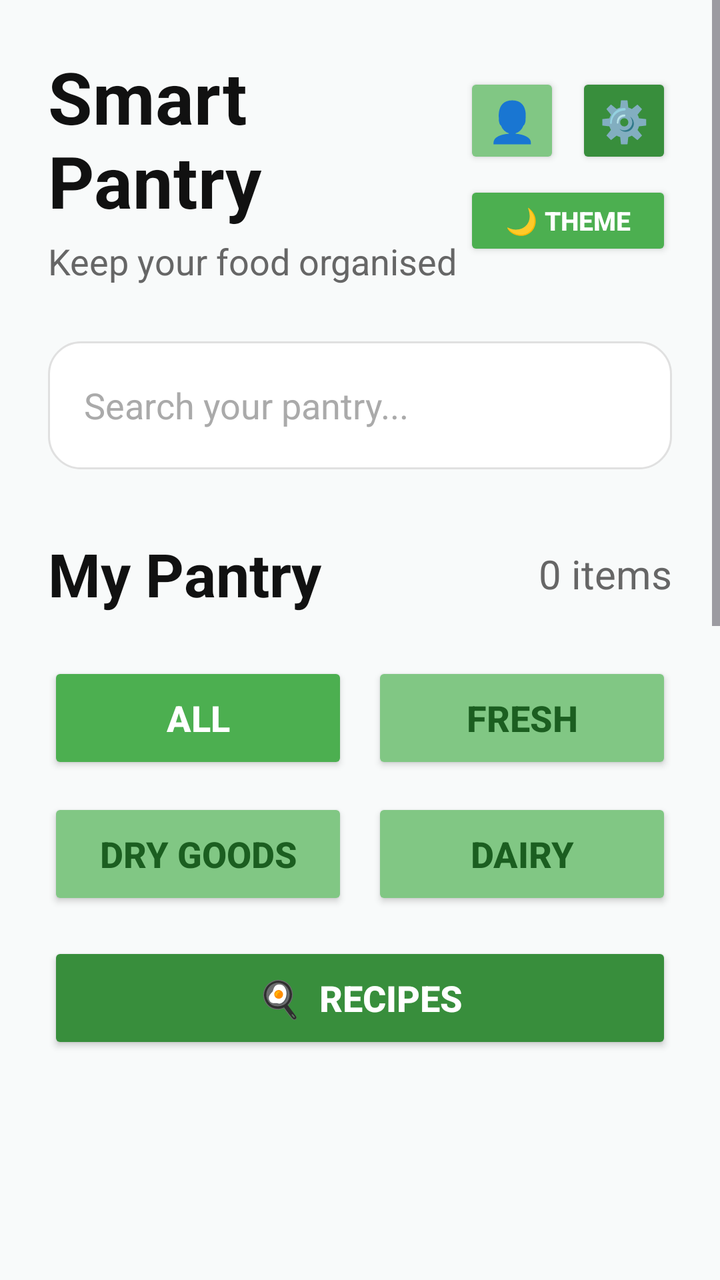
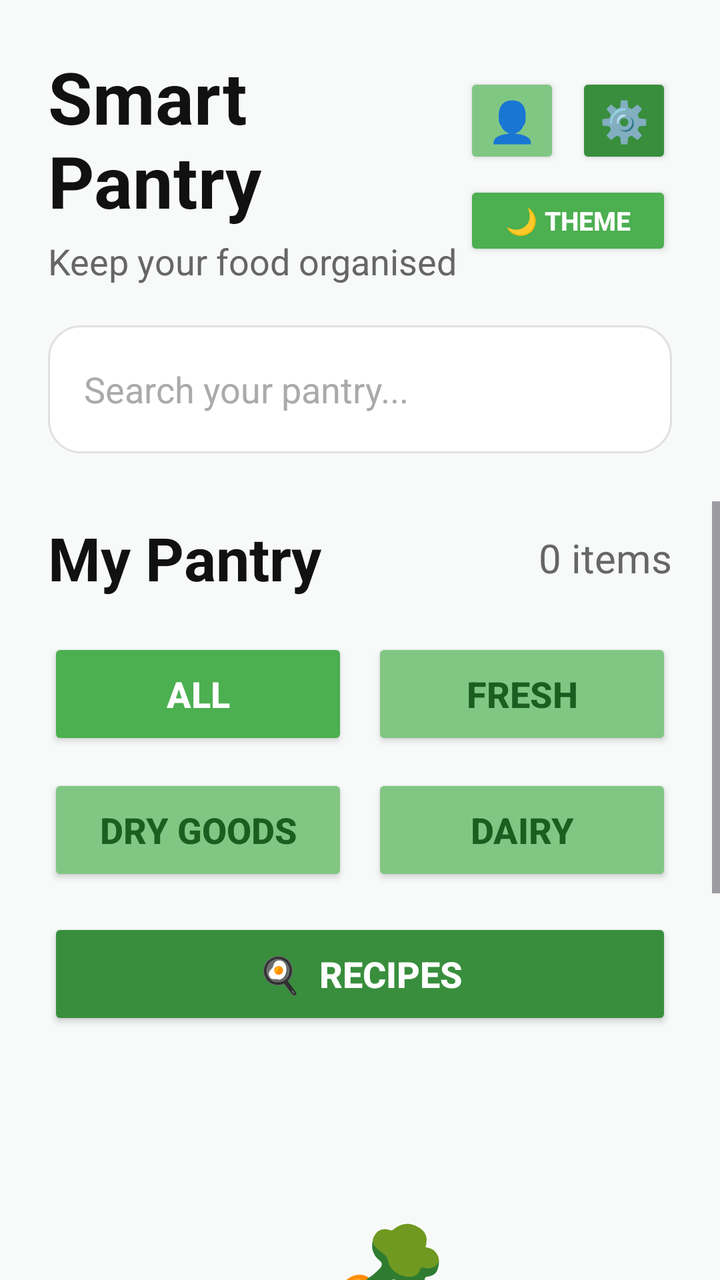

Two renders of the same Android screen: before a commit and after it. Below are the layout's source before the change and the commit's diff.
<!-- AndroidManifest.xml: application theme Theme.SmartPantryManager -->
<!-- res/layout/activity_main.xml -->
<?xml version="1.0" encoding="utf-8"?>
<ScrollView
    xmlns:android="http://schemas.android.com/apk/res/android"
    android:layout_width="match_parent"
    android:layout_height="match_parent"
    android:fillViewport="true"
    android:background="@color/bg_color">

    <LinearLayout
        android:layout_width="match_parent"
        android:layout_height="wrap_content"
        android:orientation="vertical"
        android:padding="24dp"
        android:clipToPadding="false"
        android:paddingBottom="120dp">

        
        <LinearLayout
            android:layout_width="match_parent"
            android:layout_height="wrap_content"
            android:orientation="horizontal"
            android:gravity="center_vertical">

            <LinearLayout
                android:layout_width="0dp"
                android:layout_height="wrap_content"
                android:layout_weight="1"
                android:orientation="vertical">

                <TextView
                    android:layout_width="wrap_content"
                    android:layout_height="wrap_content"
                    android:text="Smart Pantry"
                    android:textColor="@color/text_primary"
                    android:textSize="36sp"
                    android:textStyle="bold" />

                <TextView
                    android:layout_width="wrap_content"
                    android:layout_height="wrap_content"
                    android:layout_marginTop="4dp"
                    android:text="Keep your food organised"
                    android:textColor="@color/text_secondary"
                    android:textSize="18sp" />

            </LinearLayout>

            <LinearLayout
                android:layout_width="wrap_content"
                android:layout_height="wrap_content"
                android:orientation="vertical"
                android:gravity="end">

                
                <LinearLayout
                    android:layout_width="wrap_content"
                    android:layout_height="wrap_content"
                    android:orientation="horizontal">

                    
                    <Button
                        android:id="@+id/btnProfileMain"
                        android:layout_width="48dp"
                        android:layout_height="48dp"
                        android:backgroundTint="@color/accent_green_light"
                        android:text="👤"
                        android:textSize="20sp"
                        android:padding="0dp" />

                    <Space
                        android:layout_width="8dp"
                        android:layout_height="1dp" />

                    
                    <Button
                        android:id="@+id/btnSettingsMain"
                        android:layout_width="48dp"
                        android:layout_height="48dp"
                        android:backgroundTint="@color/primary_green_dark"
                        android:text="⚙️"
                        android:textSize="20sp"
                        android:padding="0dp" />

                </LinearLayout>

                
                <Button
                    android:id="@+id/btnThemeMain"
                    android:layout_width="104dp"
                    android:layout_height="40dp"
                    android:layout_marginTop="6dp"
                    android:backgroundTint="@color/primary_green"
                    android:text="🌙 Theme"
                    android:textColor="#FFFFFF"
                    android:textSize="13sp"
                    android:textStyle="bold"
                    android:padding="0dp" />

            </LinearLayout>

        </LinearLayout>

        
        <EditText
            android:id="@+id/searchPantry"
            android:layout_width="match_parent"
            android:layout_height="64dp"
            android:layout_marginTop="28dp"
            android:background="@drawable/card_background"
            android:hint="Search your pantry..."
            android:padding="18dp"
            android:textColor="@color/text_primary"
            android:textColorHint="@color/text_hint"
            android:textSize="18sp"
            android:singleLine="true" />

        
        <LinearLayout
            android:layout_width="match_parent"
            android:layout_height="wrap_content"
            android:layout_marginTop="32dp"
            android:gravity="center_vertical"
            android:orientation="horizontal">

            <TextView
                android:layout_width="0dp"
                android:layout_height="wrap_content"
                android:layout_weight="1"
                android:text="My Pantry"
                android:textColor="@color/text_primary"
                android:textSize="30sp"
                android:textStyle="bold" />

            <TextView
                android:id="@+id/txtItemCount"
                android:layout_width="wrap_content"
                android:layout_height="wrap_content"
                android:text="0 items"
                android:textColor="@color/text_secondary"
                android:textSize="20sp" />

        </LinearLayout>

        
        <LinearLayout
            android:layout_width="match_parent"
            android:layout_height="wrap_content"
            android:layout_marginTop="24dp"
            android:orientation="horizontal">

            
            <Button
                android:id="@+id/btnAll"
                android:layout_width="0dp"
                android:layout_height="56dp"
                android:layout_weight="1"
                android:backgroundTint="@color/primary_green"
                android:text="All"
                android:textColor="#FFFFFF"
                android:textSize="18sp"
                android:textStyle="bold" />

            <Space
                android:layout_width="12dp"
                android:layout_height="1dp" />

            
            <Button
                android:id="@+id/btnFresh"
                android:layout_width="0dp"
                android:layout_height="56dp"
                android:layout_weight="1"
                android:backgroundTint="@color/accent_green_light"
                android:text="Fresh"
                android:textColor="@color/text_green_dark"
                android:textSize="18sp"
                android:textStyle="bold" />

        </LinearLayout>

        
        <LinearLayout
            android:layout_width="match_parent"
            android:layout_height="wrap_content"
            android:layout_marginTop="12dp"
            android:orientation="horizontal">

            
            <Button
                android:id="@+id/btnDryGoods"
                android:layout_width="0dp"
                android:layout_height="56dp"
                android:layout_weight="1"
                android:backgroundTint="@color/accent_green_light"
                android:text="Dry Goods"
                android:textColor="@color/text_green_dark"
                android:textSize="18sp"
                android:textStyle="bold" />

            <Space
                android:layout_width="12dp"
                android:layout_height="1dp" />

            
            <Button
                android:id="@+id/btnDairy"
                android:layout_width="0dp"
                android:layout_height="56dp"
                android:layout_weight="1"
                android:backgroundTint="@color/accent_green_light"
                android:text="Dairy"
                android:textColor="@color/text_green_dark"
                android:textSize="18sp"
                android:textStyle="bold" />

        </LinearLayout>

        
        <Button
            android:id="@+id/btnRecipes"
            android:layout_width="match_parent"
            android:layout_height="56dp"
            android:layout_marginTop="16dp"
            android:backgroundTint="@color/primary_green_dark"
            android:text="🍳  Recipes"
            android:textColor="#FFFFFF"
            android:textSize="18sp"
            android:textStyle="bold" />

        
        <FrameLayout
            android:id="@+id/ingredientContainer"
            android:layout_width="match_parent"
            android:layout_height="320dp"
            android:layout_marginTop="20dp">

            <androidx.recyclerview.widget.RecyclerView
                android:id="@+id/recyclerViewIngredients"
                android:layout_width="match_parent"
                android:layout_height="match_parent"
                android:nestedScrollingEnabled="true"
                android:overScrollMode="always" />

        </FrameLayout>

        
        <LinearLayout
            android:id="@+id/emptyState"
            android:layout_width="match_parent"
            android:layout_height="wrap_content"
            android:layout_marginTop="80dp"
            android:gravity="center"
            android:orientation="vertical">

            <TextView
                android:layout_width="wrap_content"
                android:layout_height="wrap_content"
                android:text="🥕"
                android:textSize="72sp" />

            <TextView
                android:id="@+id/txtEmptyTitle"
                android:layout_width="wrap_content"
                android:layout_height="wrap_content"
                android:layout_marginTop="20dp"
                android:text="Your pantry is empty"
                android:textColor="@color/text_primary"
                android:textSize="28sp"
                android:textStyle="bold" />

            <TextView
                android:id="@+id/txtEmptyMessage"
                android:layout_width="match_parent"
                android:layout_height="wrap_content"
                android:layout_marginTop="12dp"
                android:gravity="center"
                android:text="Add your first ingredient to start managing your pantry."
                android:textColor="@color/text_secondary"
                android:textSize="19sp" />

        </LinearLayout>

        
        <Button
            android:id="@+id/btnAddIngredient"
            android:layout_width="match_parent"
            android:layout_height="64dp"
            android:layout_marginTop="40dp"
            android:layout_marginBottom="20dp"
            android:backgroundTint="@color/primary_green"
            android:text="+  Add Ingredient"
            android:textColor="#FFFFFF"
            android:textSize="20sp"
            android:textStyle="bold" />

    </LinearLayout>

</ScrollView>
<!-- resources referenced by this layout -->
<resources>
  <color name="accent_green_light">#81C784</color>
  <color name="bg_color">#F8FAFA</color>
  <color name="primary_green">#4CAF50</color>
  <color name="primary_green_dark">#388E3C</color>
  <color name="text_green_dark">#1B5E20</color>
  <color name="text_hint">#AAAAAA</color>
  <color name="text_primary">#111111</color>
  <color name="text_secondary">#666666</color>
  <!-- drawable card_background (drawable) -->
  <?xml version="1.0" encoding="utf-8"?>
  <shape xmlns:android="http://schemas.android.com/apk/res/android"
      android:shape="rectangle">
      <solid android:color="@color/card_bg" />
      <corners android:radius="16dp" />
      <stroke android:width="1dp" android:color="@color/card_stroke" />
  </shape>
  <style name="Theme.SmartPantryManager" parent="Base.Theme.SmartPantryManager" />
  <color name="card_bg">#FFFFFF</color>
  <color name="card_stroke">#E0E0E0</color>
  <style name="Base.Theme.SmartPantryManager" parent="Theme.Material3.DayNight.NoActionBar">
          <item name="colorPrimary">@color/primary_green</item>
          <item name="android:windowBackground">@color/bg_color</item>
          <item name="colorSurface">@color/card_bg</item>
      </style>
</resources>

<!-- the commit's change to res/layout/activity_main.xml (unified diff, before → after) -->
@@ -1,18 +1,18 @@
 <?xml version="1.0" encoding="utf-8"?>
-<ScrollView
+<LinearLayout
     xmlns:android="http://schemas.android.com/apk/res/android"
     android:layout_width="match_parent"
     android:layout_height="match_parent"
-    android:fillViewport="true"
+    android:orientation="vertical"
     android:background="@color/bg_color">
 
+    
     <LinearLayout
         android:layout_width="match_parent"
         android:layout_height="wrap_content"
         android:orientation="vertical"
         android:padding="24dp"
-        android:clipToPadding="false"
-        android:paddingBottom="120dp">
+        android:paddingBottom="12dp">
 
         
         <LinearLayout
@@ -105,7 +105,7 @@
             android:id="@+id/searchPantry"
             android:layout_width="match_parent"
             android:layout_height="64dp"
-            android:layout_marginTop="28dp"
+            android:layout_marginTop="20dp"
             android:background="@drawable/card_background"
             android:hint="Search your pantry..."
             android:padding="18dp"
@@ -114,185 +114,205 @@
             android:textSize="18sp"
             android:singleLine="true" />
 
-        
+    </LinearLayout>
+
+    
+    <ScrollView
+        android:layout_width="match_parent"
+        android:layout_height="0dp"
+        android:layout_weight="1"
+        android:fillViewport="true"
+        android:isScrollContainer="true"
+        android:clipToPadding="false">
+
         <LinearLayout
             android:layout_width="match_parent"
             android:layout_height="wrap_content"
-            android:layout_marginTop="32dp"
-            android:gravity="center_vertical"
-            android:orientation="horizontal">
-
-            <TextView
-                android:layout_width="0dp"
-                android:layout_height="wrap_content"
-                android:layout_weight="1"
-                android:text="My Pantry"
-                android:textColor="@color/text_primary"
-                android:textSize="30sp"
-                android:textStyle="bold" />
-
-            <TextView
-                android:id="@+id/txtItemCount"
-                android:layout_width="wrap_content"
-                android:layout_height="wrap_content"
-                android:text="0 items"
-                android:textColor="@color/text_secondary"
-                android:textSize="20sp" />
-
-        </LinearLayout>
-
-        
-        <LinearLayout
-            android:layout_width="match_parent"
-            android:layout_height="wrap_content"
-            android:layout_marginTop="24dp"
-            android:orientation="horizontal">
+            android:orientation="vertical"
+            android:paddingStart="24dp"
+            android:paddingEnd="24dp"
+            android:paddingTop="8dp"
+            android:paddingBottom="100dp">
+
+            
+            <LinearLayout
+                android:layout_width="match_parent"
+                android:layout_height="wrap_content"
+                android:gravity="center_vertical"
+                android:orientation="horizontal">
+
+                <TextView
+                    android:layout_width="0dp"
+                    android:layout_height="wrap_content"
+                    android:layout_weight="1"
+                    android:text="My Pantry"
+                    android:textColor="@color/text_primary"
+                    android:textSize="30sp"
+                    android:textStyle="bold" />
+
+                <TextView
+                    android:id="@+id/txtItemCount"
+                    android:layout_width="wrap_content"
+                    android:layout_height="wrap_content"
+                    android:text="0 items"
+                    android:textColor="@color/text_secondary"
+                    android:textSize="20sp" />
+
+            </LinearLayout>
+
+            
+            <LinearLayout
+                android:layout_width="match_parent"
+                android:layout_height="wrap_content"
+                android:layout_marginTop="20dp"
+                android:orientation="horizontal">
+
+                
+                <Button
+                    android:id="@+id/btnAll"
+                    android:layout_width="0dp"
+                    android:layout_height="56dp"
+                    android:layout_weight="1"
+                    android:backgroundTint="@color/primary_green"
+                    android:text="All"
+                    android:textColor="#FFFFFF"
+                    android:textSize="18sp"
+                    android:textStyle="bold" />
+
+                <Space
+                    android:layout_width="12dp"
+                    android:layout_height="1dp" />
+
+                
+                <Button
+                    android:id="@+id/btnFresh"
+                    android:layout_width="0dp"
+                    android:layout_height="56dp"
+                    android:layout_weight="1"
+                    android:backgroundTint="@color/accent_green_light"
+                    android:text="Fresh"
+                    android:textColor="@color/text_green_dark"
+                    android:textSize="18sp"
+                    android:textStyle="bold" />
+
+            </LinearLayout>
+
+            
+            <LinearLayout
+                android:layout_width="match_parent"
+                android:layout_height="wrap_content"
+                android:layout_marginTop="12dp"
+                android:orientation="horizontal">
+
+                
+                <Button
+                    android:id="@+id/btnDryGoods"
+                    android:layout_width="0dp"
+                    android:layout_height="56dp"
+                    android:layout_weight="1"
+                    android:backgroundTint="@color/accent_green_light"
+                    android:text="Dry Goods"
+                    android:textColor="@color/text_green_dark"
+                    android:textSize="18sp"
+                    android:textStyle="bold" />
+
+                <Space
+                    android:layout_width="12dp"
+                    android:layout_height="1dp" />
+
+                
+                <Button
+                    android:id="@+id/btnDairy"
+                    android:layout_width="0dp"
+                    android:layout_height="56dp"
+                    android:layout_weight="1"
+                    android:backgroundTint="@color/accent_green_light"
+                    android:text="Dairy"
+                    android:textColor="@color/text_green_dark"
+                    android:textSize="18sp"
+                    android:textStyle="bold" />
+
+            </LinearLayout>
 
             
             <Button
-                android:id="@+id/btnAll"
-                android:layout_width="0dp"
+                android:id="@+id/btnRecipes"
+                android:layout_width="match_parent"
                 android:layout_height="56dp"
-                android:layout_weight="1"
-                android:backgroundTint="@color/primary_green"
-                android:text="All"
+                android:layout_marginTop="16dp"
+                android:backgroundTint="@color/primary_green_dark"
+                android:text="🍳  Recipes"
                 android:textColor="#FFFFFF"
                 android:textSize="18sp"
                 android:textStyle="bold" />
 
-            <Space
-                android:layout_width="12dp"
-                android:layout_height="1dp" />
+            
+            <FrameLayout
+                android:id="@+id/ingredientContainer"
+                android:layout_width="match_parent"
+                android:layout_height="wrap_content"
+                android:layout_marginTop="20dp">
+
+                <androidx.recyclerview.widget.RecyclerView
+                    android:id="@+id/recyclerViewIngredients"
+                    android:layout_width="match_parent"
+                    android:layout_height="wrap_content"
+                    android:nestedScrollingEnabled="false" />
+
+            </FrameLayout>
+
+            
+            <LinearLayout
+                android:id="@+id/emptyState"
+                android:layout_width="match_parent"
+                android:layout_height="wrap_content"
+                android:layout_marginTop="60dp"
+                android:gravity="center"
+                android:orientation="vertical">
+
+                <TextView
+                    android:layout_width="wrap_content"
+                    android:layout_height="wrap_content"
+                    android:text="🥕"
+                    android:textSize="72sp" />
+
+                <TextView
+                    android:id="@+id/txtEmptyTitle"
+                    android:layout_width="wrap_content"
+                    android:layout_height="wrap_content"
+                    android:layout_marginTop="20dp"
+                    android:text="Your pantry is empty"
+                    android:textColor="@color/text_primary"
+                    android:textSize="28sp"
+                    android:textStyle="bold" />
+
+                <TextView
+                    android:id="@+id/txtEmptyMessage"
+                    android:layout_width="match_parent"
+                    android:layout_height="wrap_content"
+                    android:layout_marginTop="12dp"
+                    android:gravity="center"
+                    android:text="Add your first ingredient to start managing your pantry."
+                    android:textColor="@color/text_secondary"
+                    android:textSize="19sp" />
+
+            </LinearLayout>
 
             
             <Button
-                android:id="@+id/btnFresh"
-                android:layout_width="0dp"
-                android:layout_height="56dp"
-                android:layout_weight="1"
-                android:backgroundTint="@color/accent_green_light"
-                android:text="Fresh"
-                android:textColor="@color/text_green_dark"
-                android:textSize="18sp"
+                android:id="@+id/btnAddIngredient"
+                android:layout_width="match_parent"
+                android:layout_height="64dp"
+                android:layout_marginTop="32dp"
+                android:layout_marginBottom="20dp"
+                android:backgroundTint="@color/primary_green"
+                android:text="+  Add Ingredient"
+                android:textColor="#FFFFFF"
+                android:textSize="20sp"
                 android:textStyle="bold" />
 
         </LinearLayout>
 
-        
-        <LinearLayout
-            android:layout_width="match_parent"
-            android:layout_height="wrap_content"
-            android:layout_marginTop="12dp"
-            android:orientation="horizontal">
-
-            
-            <Button
-                android:id="@+id/btnDryGoods"
-                android:layout_width="0dp"
-                android:layout_height="56dp"
-                android:layout_weight="1"
-                android:backgroundTint="@color/accent_green_light"
-                android:text="Dry Goods"
-                android:textColor="@color/text_green_dark"
-                android:textSize="18sp"
-                android:textStyle="bold" />
-
-            <Space
-                android:layout_width="12dp"
-                android:layout_height="1dp" />
-
-            
-            <Button
-                android:id="@+id/btnDairy"
-                android:layout_width="0dp"
-                android:layout_height="56dp"
-                android:layout_weight="1"
-                android:backgroundTint="@color/accent_green_light"
-                android:text="Dairy"
-                android:textColor="@color/text_green_dark"
-                android:textSize="18sp"
-                android:textStyle="bold" />
-
-        </LinearLayout>
-
-        
-        <Button
-            android:id="@+id/btnRecipes"
-            android:layout_width="match_parent"
-            android:layout_height="56dp"
-            android:layout_marginTop="16dp"
-            android:backgroundTint="@color/primary_green_dark"
-            android:text="🍳  Recipes"
-            android:textColor="#FFFFFF"
-            android:textSize="18sp"
-            android:textStyle="bold" />
-
-        
-        <FrameLayout
-            android:id="@+id/ingredientContainer"
-            android:layout_width="match_parent"
-            android:layout_height="320dp"
-            android:layout_marginTop="20dp">
-
-            <androidx.recyclerview.widget.RecyclerView
-                android:id="@+id/recyclerViewIngredients"
-                android:layout_width="match_parent"
-                android:layout_height="match_parent"
-                android:nestedScrollingEnabled="true"
-                android:overScrollMode="always" />
-
-        </FrameLayout>
-
-        
-        <LinearLayout
-            android:id="@+id/emptyState"
-            android:layout_width="match_parent"
-            android:layout_height="wrap_content"
-            android:layout_marginTop="80dp"
-            android:gravity="center"
-            android:orientation="vertical">
-
-            <TextView
-                android:layout_width="wrap_content"
-                android:layout_height="wrap_content"
-                android:text="🥕"
-                android:textSize="72sp" />
-
-            <TextView
-                android:id="@+id/txtEmptyTitle"
-                android:layout_width="wrap_content"
-                android:layout_height="wrap_content"
-                android:layout_marginTop="20dp"
-                android:text="Your pantry is empty"
-                android:textColor="@color/text_primary"
-                android:textSize="28sp"
-                android:textStyle="bold" />
-
-            <TextView
-                android:id="@+id/txtEmptyMessage"
-                android:layout_width="match_parent"
-                android:layout_height="wrap_content"
-                android:layout_marginTop="12dp"
-                android:gravity="center"
-                android:text="Add your first ingredient to start managing your pantry."
-                android:textColor="@color/text_secondary"
-                android:textSize="19sp" />
-
-        </LinearLayout>
-
-        
-        <Button
-            android:id="@+id/btnAddIngredient"
-            android:layout_width="match_parent"
-            android:layout_height="64dp"
-            android:layout_marginTop="40dp"
-            android:layout_marginBottom="20dp"
-            android:backgroundTint="@color/primary_green"
-            android:text="+  Add Ingredient"
-            android:textColor="#FFFFFF"
-            android:textSize="20sp"
-            android:textStyle="bold" />
-
-    </LinearLayout>
-
-</ScrollView>
+    </ScrollView>
+
+</LinearLayout>
